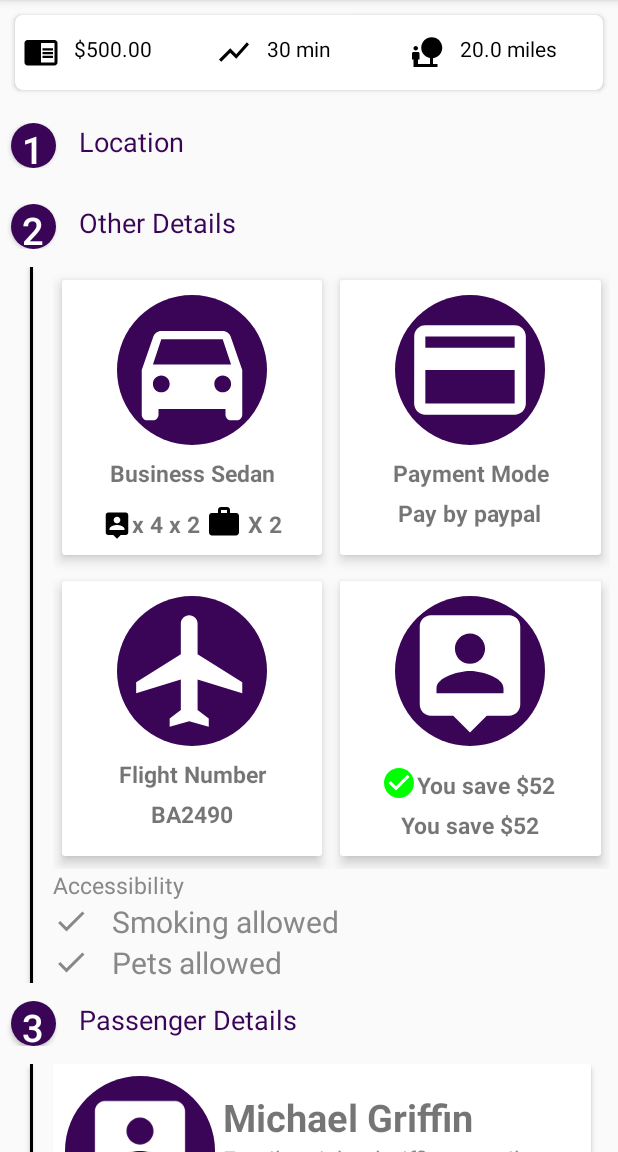
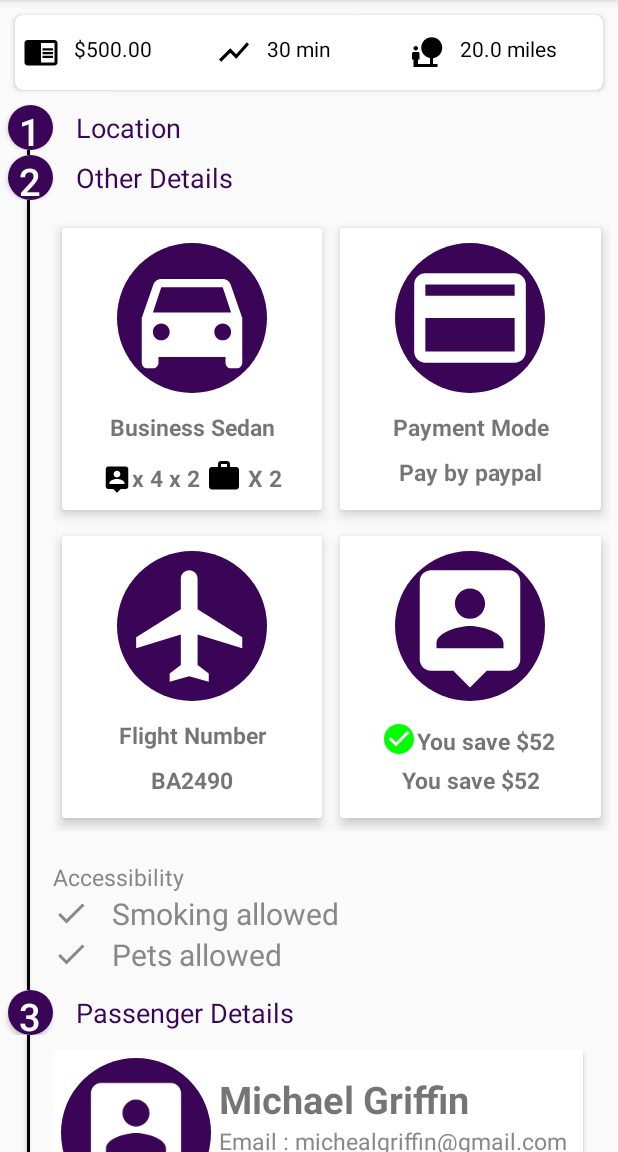
Before and after one commit to SanketPatelHere/Playstore, an Android app: the screen it shows after launch (MainActivity), after a tap on "Passenger Details", on a phone screen of 412 x 824 dp, the part 84-1236 px from its top. Run offline under Robolectric (Android 15) with nearby library versions, the phone set to English and light mode, and no system bars; 2 other taps on this screen came first.

Commit message:
final commit - 4 trip details

```diff
--- a/app/src/main/java/com/example/nestedrv/RecyclerViewDataAdapter.java
+++ b/app/src/main/java/com/example/nestedrv/RecyclerViewDataAdapter.java
@@ -116,6 +116,7 @@ public class RecyclerViewDataAdapter extends RecyclerView.Adapter<RecyclerViewDa
         {
             Log.i("My name = ",sectionName);
             itemRowHolder.lvAccessebillity.setVisibility(View.GONE);
+            itemRowHolder.lvLine.setMinimumHeight(0);
 
             DriverDataAdapter itemListDataAdapter4 = new DriverDataAdapter(mContext, driverItems);
             itemRowHolder.recycler_view_list.setLayoutManager(new LinearLayoutManager(mContext));
@@ -128,7 +129,7 @@ public class RecyclerViewDataAdapter extends RecyclerView.Adapter<RecyclerViewDa
         if(sectionName!="Location") //hide other view
         {
             itemRowHolder.recycler_view_list.setVisibility(View.GONE);
-            itemRowHolder.lvLine.setVisibility(View.GONE);
+            //itemRowHolder.lvLine.setVisibility(View.GONE);
         }
 
 
@@ -139,7 +140,8 @@ public class RecyclerViewDataAdapter extends RecyclerView.Adapter<RecyclerViewDa
                 if(itemRowHolder.recycler_view_list.getVisibility() == View.VISIBLE)
                 {
                     itemRowHolder.recycler_view_list.setVisibility(View.GONE);
-                    itemRowHolder.lvLine.setVisibility(View.GONE);
+                    //itemRowHolder.lvLine.setVisibility(View.GONE);
+                    itemRowHolder.lvLine.setMinimumHeight(5);
                 }
                 else
                 {
@@ -160,6 +162,7 @@ public class RecyclerViewDataAdapter extends RecyclerView.Adapter<RecyclerViewDa
                 if(sectionName=="Driver Details")
                 {
                     itemRowHolder.lvLine.setVisibility(View.GONE);
+                    itemRowHolder.lvLine.setMinimumHeight(0);
                 }
 
 
--- a/app/src/main/res/layout/activity_main.xml
+++ b/app/src/main/res/layout/activity_main.xml
@@ -1,5 +1,5 @@
 <?xml version="1.0" encoding="utf-8"?>
-<ScrollView xmlns:android="http://schemas.android.com/apk/res/android"
+<androidx.core.widget.NestedScrollView xmlns:android="http://schemas.android.com/apk/res/android"
     xmlns:app="http://schemas.android.com/apk/res-auto"
     xmlns:tools="http://schemas.android.com/tools"
     android:layout_width="match_parent"
@@ -57,8 +57,8 @@
             android:layout_width="match_parent"
             android:layout_height="wrap_content"
             android:layout_marginBottom="5dp"
-            android:scrollbars="none">
+            >
         </androidx.recyclerview.widget.RecyclerView>
     </LinearLayout>
 
-</ScrollView>
+</androidx.core.widget.NestedScrollView>
--- a/app/src/main/res/layout/list_item.xml
+++ b/app/src/main/res/layout/list_item.xml
@@ -8,8 +8,7 @@
         android:layout_width="match_parent"
         android:layout_height="wrap_content"
         android:orientation="horizontal"
-        android:layout_marginVertical="10dp"
-        android:padding="2dp">
+        >
         <Button
             android:id="@+id/btnNumber"
             android:layout_width="30dp"
@@ -26,6 +25,7 @@
             android:layout_width="match_parent"
             android:layout_height="wrap_content"
             android:text="Title"
+            android:layout_gravity="center"
             android:textColor="@color/bg_text"
             android:paddingLeft="15dp"
             android:layout_toLeftOf="@+id/btnNumber"
@@ -47,7 +47,8 @@
         android:id="@+id/lvLine"
         android:layout_width="2dp"
         android:layout_height="match_parent"
-        android:layout_marginLeft="20dp"
+        android:minHeight="5dp"
+        android:layout_marginLeft="18dp"
         android:orientation="vertical"
         android:elevation="2dp"
         android:background="#000000"></LinearLayout>
@@ -57,6 +58,8 @@
         android:layout_width="match_parent"
         android:layout_height="wrap_content"
         android:layout_marginLeft="35dp"
+        android:paddingVertical="10dp"
+
         android:layout_marginRight="5dp"
         android:layout_gravity="center_vertical"
         android:orientation="vertical"/>
@@ -69,6 +72,8 @@
         android:layout_width="match_parent"
         android:layout_height="wrap_content"
         android:layout_marginLeft="20dp"
+        android:paddingVertical="10dp"
+
         android:orientation="vertical">
         <TextView
             android:layout_width="match_parent"
--- a/app/src/main/res/layout/list_location_item.xml
+++ b/app/src/main/res/layout/list_location_item.xml
@@ -32,7 +32,7 @@
         <LinearLayout
         android:layout_width="match_parent"
         android:layout_height="wrap_content"
-        android:layout_marginLeft="10dp"
+        android:layout_marginLeft="5dp"
         android:orientation="vertical">
         <TextView
             android:id="@+id/tvAddress"
--- a/app/src/main/res/layout/list_otherdetails_item.xml
+++ b/app/src/main/res/layout/list_otherdetails_item.xml
@@ -6,7 +6,7 @@
     android:gravity="center_horizontal"
     app:cardCornerRadius="2dp"
     app:cardUseCompatPadding="true"
-    android:layout_margin="5dp"
+    android:layout_margin="2dp"
     app:cardElevation="5dp"
     >
     <LinearLayout
@@ -29,6 +29,7 @@
         android:layout_height="wrap_content"
         android:text="Business Sedan"
         android:gravity="center"
+        android:minHeight="30dp"
         android:layout_marginTop="8dp"
         android:textSize="15sp"
         android:textStyle="bold"/>
@@ -36,8 +37,10 @@
         android:id="@+id/tvInfo"
         android:layout_width="wrap_content"
         android:layout_height="wrap_content"
-        android:text="x 4 x 2"
-        android:paddingTop="5dp"
+        android:text="X 4 X 2"
+        android:gravity="center"
+        android:textAlignment="center"
+        android:minHeight="30dp"
         android:textSize="15sp"
         android:textStyle="bold"/>
     </LinearLayout>
--- a/app/src/main/res/layout/list_passenger_item.xml
+++ b/app/src/main/res/layout/list_passenger_item.xml
@@ -3,9 +3,9 @@
     xmlns:android="http://schemas.android.com/apk/res/android"
     android:layout_width="match_parent"
     android:layout_height="wrap_content"
-    android:padding="8dp"
+    android:padding="5dp"
+    android:elevation="2dp"
     android:background="#ffffff"
-    android:elevation="2dp"
     android:orientation="horizontal">
 
     <ImageView
@@ -18,7 +18,6 @@
     <LinearLayout
         android:layout_width="match_parent"
         android:layout_height="wrap_content"
-        android:paddingLeft="5dp"
         android:paddingHorizontal="5dp"
         android:paddingVertical="10dp"
         android:orientation="vertical">
```
Also changed, not shown: app/src/main/res/layout/line.xml (+10 -9 lines).
